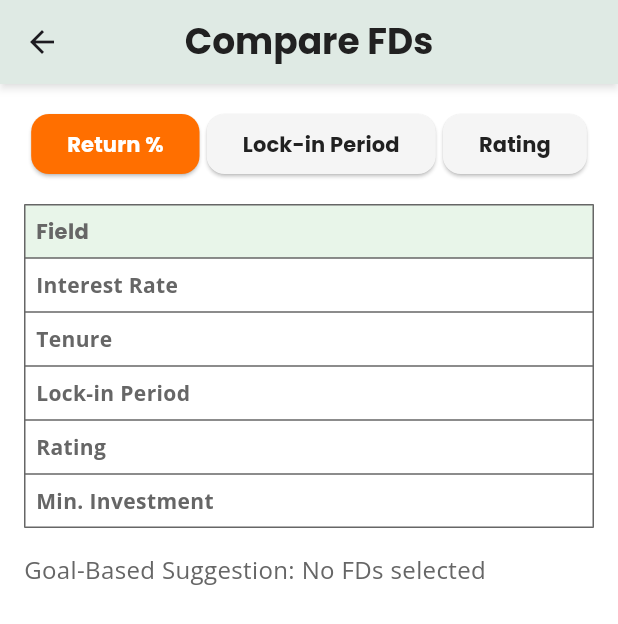
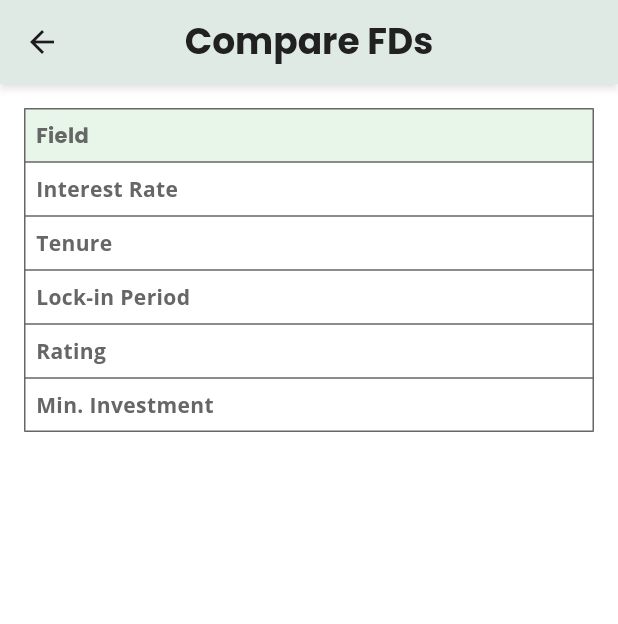
Before and after one commit to rohit21t2/dhankuber, a Flutter app: the FDComparisonScreen screen opened by its route, on a phone screen of 412 x 824 dp. Shown: the top 624 px of the screen. Run offline on Flutter 3.47's test engine with Material 3 defaults, Android fonts, the phone set to English and light mode, and no system bars; our stand-ins replace cloud_firestore, firebase_auth, firebase_core, flutter_secure_storage, flutter_svg, get and 3 more; missing offline and left inert: webview_flutter_android; accounts and stored records are empty.

Commit message:
comparison page update

```diff
--- a/lib/app/ui/pages/fd_comparison_screen.dart
+++ b/lib/app/ui/pages/fd_comparison_screen.dart
@@ -14,28 +14,12 @@ class FDComparisonScreen extends StatefulWidget {
 }
 
 class _FDComparisonScreenState extends State<FDComparisonScreen> {
-  String sortBy = 'Return %';
   late List<FDPlan> displayedFDPlans;
 
   @override
   void initState() {
     super.initState();
     displayedFDPlans = List.from(widget.selectedFDPlans);
-    sortFDPlans();
-  }
-
-  void sortFDPlans() {
-    setState(() {
-      displayedFDPlans.sort((a, b) {
-        if (sortBy == 'Return %') {
-          return b.interestRate.compareTo(a.interestRate);
-        } else if (sortBy == 'Lock-in Period') {
-          return a.lockInMonths.compareTo(b.lockInMonths);
-        } else {
-          return b.rating.compareTo(a.rating);
-        }
-      });
-    });
   }
 
   @override
@@ -47,16 +31,6 @@ class _FDComparisonScreenState extends State<FDComparisonScreen> {
         child: Column(
           crossAxisAlignment: CrossAxisAlignment.start,
           children: [
-            // Sort Buttons
-            Row(
-              mainAxisAlignment: MainAxisAlignment.spaceEvenly,
-              children: [
-                _buildSortButton('Return %'),
-                _buildSortButton('Lock-in Period'),
-                _buildSortButton('Rating'),
-              ],
-            ),
-            const SizedBox(height: 16),
             // Comparison Table
             Table(
               border: TableBorder.all(color: AppColors.secondaryText),
@@ -104,42 +78,7 @@ class _FDComparisonScreenState extends State<FDComparisonScreen> {
                 _buildTableRow('Min. Investment', (plan) => '₹${plan.minInvestment}'),
               ],
             ),
-            const SizedBox(height: 16),
-            // Goal-Based Suggestion
-            Text(
-              'Goal-Based Suggestion: ${displayedFDPlans.isNotEmpty ? displayedFDPlans[0].goal : 'No FDs selected'}',
-              style: const TextStyle(
-                fontFamily: 'OpenSans',
-                fontSize: 16,
-                color: AppColors.secondaryText,
-              ),
-            ),
           ],
-        ),
-      ),
-    );
-  }
-
-  Widget _buildSortButton(String label) {
-    return ElevatedButton(
-      onPressed: () {
-        setState(() {
-          sortBy = label;
-          sortFDPlans();
-        });
-      },
-      style: ElevatedButton.styleFrom(
-        backgroundColor: sortBy == label ? AppColors.primaryBrand : AppColors.neutralLightGray,
-        foregroundColor: sortBy == label ? Colors.white : AppColors.primaryText,
-        shape: RoundedRectangleBorder(
-          borderRadius: BorderRadius.circular(12),
-        ),
-      ),
-      child: Text(
-        label,
-        style: const TextStyle(
-          fontFamily: 'Poppins',
-          fontWeight: FontWeight.w600,
         ),
       ),
     );
```
Also changed, not shown: lib/app/ui/pages/comparison_page.dart (+0 -35 lines).
